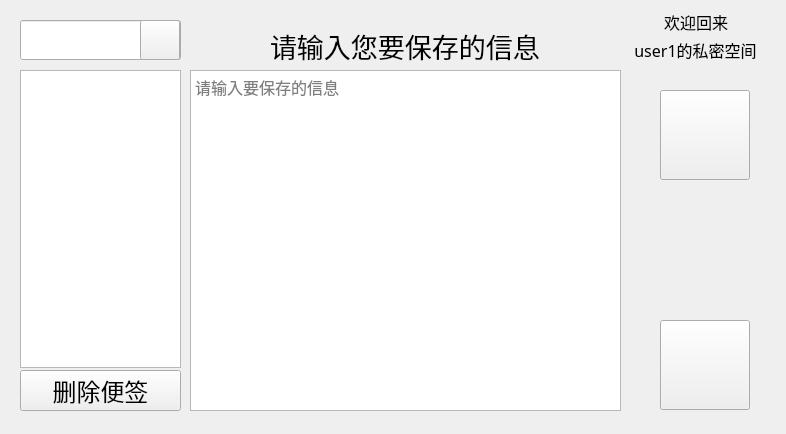
This is project/main_win.ui in 2823700739-sudo/Facial_recognition1 as Qt 5 draws it before an edit. The edited form follows.
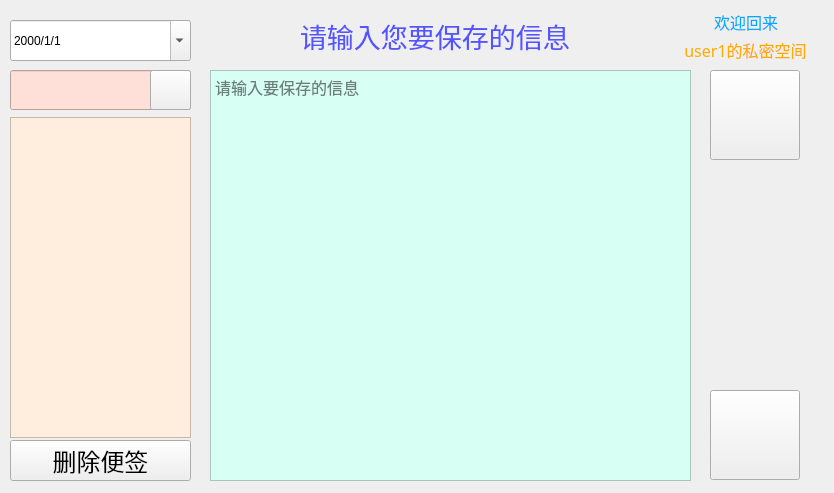
This is the edited form. Icons and pictures are not drawn.

Diff of the .ui file:
```diff
--- a/project/main_win.ui
+++ b/project/main_win.ui
@@ -6,8 +6,8 @@
    <rect>
     <x>0</x>
     <y>0</y>
-    <width>786</width>
-    <height>434</height>
+    <width>834</width>
+    <height>493</height>
    </rect>
   </property>
   <property name="windowTitle">
@@ -19,18 +19,24 @@
   <widget class="QLineEdit" name="lineEdit">
    <property name="geometry">
     <rect>
-     <x>20</x>
-     <y>20</y>
-     <width>161</width>
+     <x>10</x>
+     <y>70</y>
+     <width>181</width>
      <height>40</height>
     </rect>
    </property>
+   <property name="styleSheet">
+    <string notr="true">background-color: rgb(255, 224, 217);</string>
+   </property>
+   <property name="text">
+    <string/>
+   </property>
   </widget>
   <widget class="QPushButton" name="add_bt">
    <property name="geometry">
     <rect>
-     <x>660</x>
-     <y>320</y>
+     <x>710</x>
+     <y>390</y>
      <width>90</width>
      <height>90</height>
     </rect>
@@ -64,18 +70,21 @@
   <widget class="QTableWidget" name="tableWidget">
    <property name="geometry">
     <rect>
-     <x>20</x>
-     <y>70</y>
-     <width>161</width>
-     <height>298</height>
+     <x>10</x>
+     <y>117</y>
+     <width>181</width>
+     <height>321</height>
     </rect>
    </property>
+   <property name="styleSheet">
+    <string notr="true">background-color: rgb(255, 238, 222);</string>
+   </property>
   </widget>
   <widget class="QPushButton" name="lock_bt">
    <property name="geometry">
     <rect>
-     <x>660</x>
-     <y>90</y>
+     <x>710</x>
+     <y>70</y>
      <width>90</width>
      <height>90</height>
     </rect>
@@ -102,9 +111,9 @@
   <widget class="QPushButton" name="find_bt">
    <property name="geometry">
     <rect>
-     <x>140</x>
-     <y>20</y>
-     <width>40</width>
+     <x>150</x>
+     <y>70</y>
+     <width>41</width>
      <height>40</height>
     </rect>
    </property>
@@ -119,7 +128,7 @@
   <widget class="QWidget" name="layoutWidget">
    <property name="geometry">
     <rect>
-     <x>610</x>
+     <x>660</x>
      <y>10</y>
      <width>171</width>
      <height>51</height>
@@ -159,6 +168,9 @@
           <pointsize>12</pointsize>
          </font>
         </property>
+        <property name="styleSheet">
+         <string notr="true">color: rgb(0, 170, 255);</string>
+        </property>
         <property name="text">
          <string>欢迎回来</string>
         </property>
@@ -192,6 +204,9 @@
         <pointsize>12</pointsize>
        </font>
       </property>
+      <property name="styleSheet">
+       <string notr="true">color: rgb(255, 170, 0);</string>
+      </property>
       <property name="text">
        <string>user1的私密空间</string>
       </property>
@@ -205,10 +220,10 @@
   <widget class="QTextEdit" name="textEdit">
    <property name="geometry">
     <rect>
-     <x>190</x>
+     <x>210</x>
      <y>70</y>
-     <width>431</width>
-     <height>341</height>
+     <width>481</width>
+     <height>411</height>
     </rect>
    </property>
    <property name="font">
@@ -217,6 +232,9 @@
      <pointsize>12</pointsize>
     </font>
    </property>
+   <property name="styleSheet">
+    <string notr="true">background-color: rgb(216, 255, 244);</string>
+   </property>
    <property name="placeholderText">
     <string>请输入要保存的信息</string>
    </property>
@@ -224,8 +242,8 @@
   <widget class="QLabel" name="label_2">
    <property name="geometry">
     <rect>
-     <x>270</x>
-     <y>30</y>
+     <x>300</x>
+     <y>20</y>
      <width>271</width>
      <height>31</height>
     </rect>
@@ -236,6 +254,9 @@
      <pointsize>20</pointsize>
     </font>
    </property>
+   <property name="styleSheet">
+    <string notr="true">color: rgb(85, 85, 255);</string>
+   </property>
    <property name="text">
     <string>请输入您要保存的信息</string>
    </property>
@@ -243,9 +264,9 @@
   <widget class="QPushButton" name="del_bt">
    <property name="geometry">
     <rect>
-     <x>20</x>
-     <y>370</y>
-     <width>161</width>
+     <x>10</x>
+     <y>440</y>
+     <width>181</width>
      <height>41</height>
     </rect>
    </property>
@@ -259,6 +280,25 @@
     <string>删除便签</string>
    </property>
   </widget>
+  <widget class="QDateTimeEdit" name="dateTimeEdit">
+   <property name="geometry">
+    <rect>
+     <x>10</x>
+     <y>20</y>
+     <width>181</width>
+     <height>41</height>
+    </rect>
+   </property>
+   <property name="styleSheet">
+    <string notr="true"/>
+   </property>
+   <property name="displayFormat">
+    <string>yyyy/M/d </string>
+   </property>
+   <property name="calendarPopup">
+    <bool>true</bool>
+   </property>
+  </widget>
  </widget>
  <resources/>
  <connections/>
```
